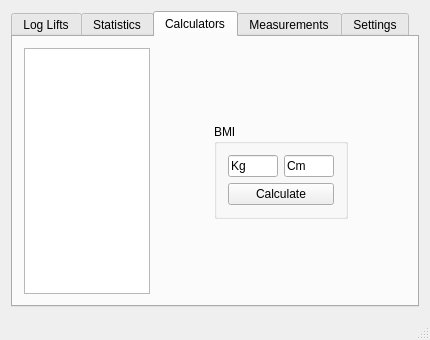
The window that mainwindow.ui (krille0x7c2/LiftLog) describes before a commit, drawn with Qt 5.
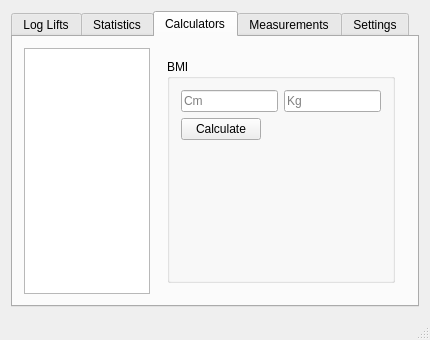
The same window after the commit.

Commit message: Added BMI calculator and basic navigation for listwidget

```diff
--- a/mainwindow.ui
+++ b/mainwindow.ui
@@ -192,46 +192,19 @@
           <property name="currentIndex">
            <number>1</number>
           </property>
-          <widget class="QWidget" name="page"/>
-          <widget class="QWidget" name="page_2">
-           <layout class="QGridLayout" name="gridLayout_4">
-            <item row="0" column="1">
-             <spacer name="verticalSpacer_2">
-              <property name="orientation">
-               <enum>Qt::Vertical</enum>
-              </property>
-              <property name="sizeHint" stdset="0">
-               <size>
-                <width>20</width>
-                <height>62</height>
-               </size>
-              </property>
-             </spacer>
-            </item>
-            <item row="1" column="0">
-             <spacer name="horizontalSpacer_2">
-              <property name="orientation">
-               <enum>Qt::Horizontal</enum>
-              </property>
-              <property name="sizeHint" stdset="0">
-               <size>
-                <width>45</width>
-                <height>20</height>
-               </size>
-              </property>
-             </spacer>
-            </item>
-            <item row="1" column="1">
-             <widget class="QGroupBox" name="groupBox_2">
+          <widget class="QWidget" name="page">
+           <layout class="QVBoxLayout" name="verticalLayout_6">
+            <item>
+             <widget class="QGroupBox" name="BMR_groupbox">
               <property name="title">
-               <string>BMI</string>
+               <string>BMR</string>
               </property>
               <layout class="QGridLayout" name="gridLayout_5">
-               <item row="0" column="0">
-                <widget class="QLineEdit" name="lineEdit_2">
+               <item row="0" column="0" colspan="2">
+                <widget class="QLineEdit" name="bmr_cm_in">
                  <property name="maximumSize">
                   <size>
-                   <width>50</width>
+                   <width>16777215</width>
                    <height>16777215</height>
                   </size>
                  </property>
@@ -239,18 +212,24 @@
                   <string/>
                  </property>
                  <property name="text">
-                  <string>Kg</string>
+                  <string/>
                  </property>
                  <property name="maxLength">
-                  <number>3</number>
+                  <number>5</number>
+                 </property>
+                 <property name="placeholderText">
+                  <string>Cm</string>
                  </property>
                 </widget>
                </item>
-               <item row="0" column="1">
-                <widget class="QLineEdit" name="lineEdit">
+               <item row="0" column="2">
+                <widget class="QLineEdit" name="bmr_kg_in">
+                 <property name="enabled">
+                  <bool>true</bool>
+                 </property>
                  <property name="maximumSize">
                   <size>
-                   <width>50</width>
+                   <width>16777215</width>
                    <height>16777215</height>
                   </size>
                  </property>
@@ -258,18 +237,145 @@
                   <string/>
                  </property>
                  <property name="text">
-                  <string>Cm</string>
+                  <string/>
                  </property>
                  <property name="maxLength">
-                  <number>3</number>
+                  <number>5</number>
+                 </property>
+                 <property name="placeholderText">
+                  <string>Kg</string>
                  </property>
                 </widget>
                </item>
                <item row="1" column="0" colspan="2">
+                <widget class="QLineEdit" name="bmr_cm_in_2">
+                 <property name="maximumSize">
+                  <size>
+                   <width>16777215</width>
+                   <height>16777215</height>
+                  </size>
+                 </property>
+                 <property name="inputMask">
+                  <string/>
+                 </property>
+                 <property name="text">
+                  <string/>
+                 </property>
+                 <property name="maxLength">
+                  <number>5</number>
+                 </property>
+                 <property name="placeholderText">
+                  <string>Cm</string>
+                 </property>
+                </widget>
+               </item>
+               <item row="1" column="2">
+                <widget class="QComboBox" name="bmr_gender"/>
+               </item>
+               <item row="2" column="0" colspan="3">
+                <widget class="QComboBox" name="bmr_activity"/>
+               </item>
+               <item row="3" column="0" colspan="3">
+                <widget class="QPushButton" name="bmrBtn">
+                 <property name="maximumSize">
+                  <size>
+                   <width>16777215</width>
+                   <height>16777215</height>
+                  </size>
+                 </property>
+                 <property name="text">
+                  <string>Calculate</string>
+                 </property>
+                </widget>
+               </item>
+               <item row="4" column="0">
+                <widget class="QLabel" name="bmr_res_out">
+                 <property name="enabled">
+                  <bool>true</bool>
+                 </property>
+                 <property name="text">
+                  <string/>
+                 </property>
+                </widget>
+               </item>
+               <item row="4" column="1">
+                <spacer name="verticalSpacer_2">
+                 <property name="orientation">
+                  <enum>Qt::Vertical</enum>
+                 </property>
+                 <property name="sizeHint" stdset="0">
+                  <size>
+                   <width>20</width>
+                   <height>111</height>
+                  </size>
+                 </property>
+                </spacer>
+               </item>
+              </layout>
+             </widget>
+            </item>
+           </layout>
+          </widget>
+          <widget class="QWidget" name="page_2">
+           <layout class="QVBoxLayout" name="verticalLayout_3">
+            <item>
+             <widget class="QGroupBox" name="BMI_groupbox">
+              <property name="title">
+               <string>BMI</string>
+              </property>
+              <layout class="QGridLayout" name="gridLayout_4">
+               <item row="0" column="0" colspan="2">
+                <widget class="QLineEdit" name="bmi_cm_in">
+                 <property name="maximumSize">
+                  <size>
+                   <width>16777215</width>
+                   <height>16777215</height>
+                  </size>
+                 </property>
+                 <property name="inputMask">
+                  <string/>
+                 </property>
+                 <property name="text">
+                  <string/>
+                 </property>
+                 <property name="maxLength">
+                  <number>5</number>
+                 </property>
+                 <property name="placeholderText">
+                  <string>Cm</string>
+                 </property>
+                </widget>
+               </item>
+               <item row="0" column="2">
+                <widget class="QLineEdit" name="bmi_kg_in">
+                 <property name="enabled">
+                  <bool>true</bool>
+                 </property>
+                 <property name="maximumSize">
+                  <size>
+                   <width>16777215</width>
+                   <height>16777215</height>
+                  </size>
+                 </property>
+                 <property name="inputMask">
+                  <string/>
+                 </property>
+                 <property name="text">
+                  <string/>
+                 </property>
+                 <property name="maxLength">
+                  <number>5</number>
+                 </property>
+                 <property name="placeholderText">
+                  <string>Kg</string>
+                 </property>
+                </widget>
+               </item>
+               <item row="1" column="0">
                 <widget class="QPushButton" name="bmiBtn">
                  <property name="maximumSize">
                   <size>
-                   <width>109</width>
+                   <width>16777215</width>
                    <height>16777215</height>
                   </size>
                  </property>
@@ -278,35 +384,32 @@
                  </property>
                 </widget>
                </item>
+               <item row="2" column="0" colspan="3">
+                <widget class="QLabel" name="bmi_res_out">
+                 <property name="enabled">
+                  <bool>true</bool>
+                 </property>
+                 <property name="text">
+                  <string/>
+                 </property>
+                </widget>
+               </item>
+               <item row="3" column="1" colspan="2">
+                <spacer name="verticalSpacer">
+                 <property name="orientation">
+                  <enum>Qt::Vertical</enum>
+                 </property>
+                 <property name="sizeHint" stdset="0">
+                  <size>
+                   <width>20</width>
+                   <height>111</height>
+                  </size>
+                 </property>
+                </spacer>
+               </item>
               </layout>
              </widget>
             </item>
-            <item row="1" column="2">
-             <spacer name="horizontalSpacer_4">
-              <property name="orientation">
-               <enum>Qt::Horizontal</enum>
-              </property>
-              <property name="sizeHint" stdset="0">
-               <size>
-                <width>45</width>
-                <height>20</height>
-               </size>
-              </property>
-             </spacer>
-            </item>
-            <item row="2" column="1">
-             <spacer name="verticalSpacer">
-              <property name="orientation">
-               <enum>Qt::Vertical</enum>
-              </property>
-              <property name="sizeHint" stdset="0">
-               <size>
-                <width>20</width>
-                <height>61</height>
-               </size>
-              </property>
-             </spacer>
-            </item>
            </layout>
           </widget>
          </widget>
```
Left out of the diff: 4 changed lines with no effect on the pictures. The commit also changes 2 other files.
